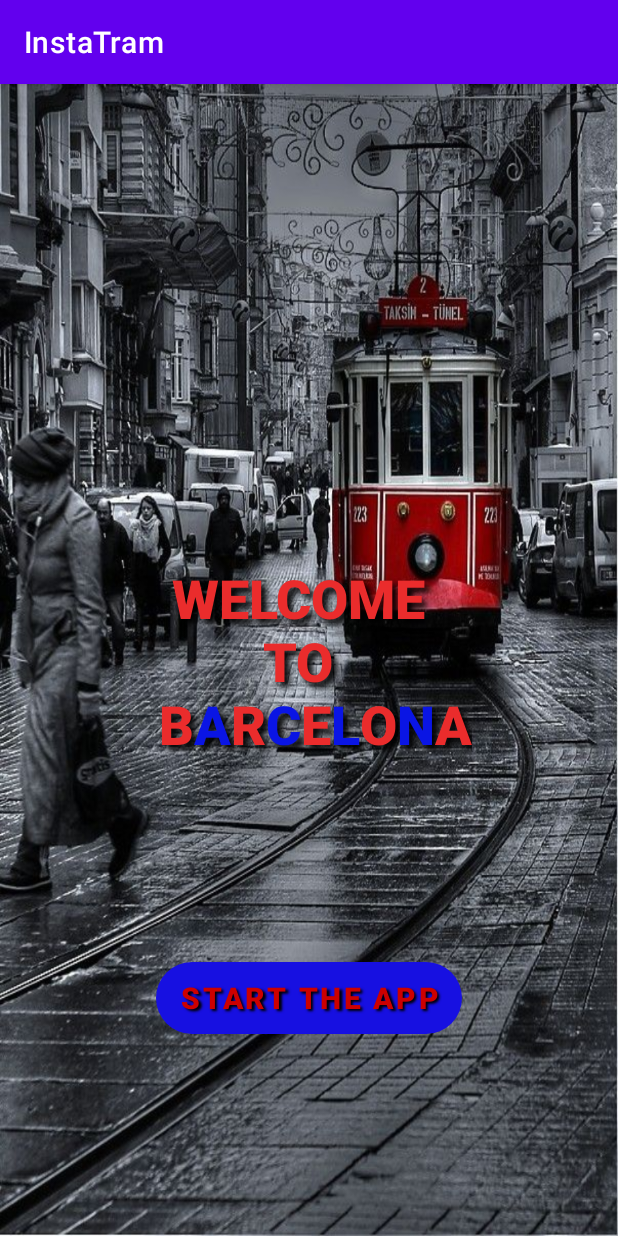
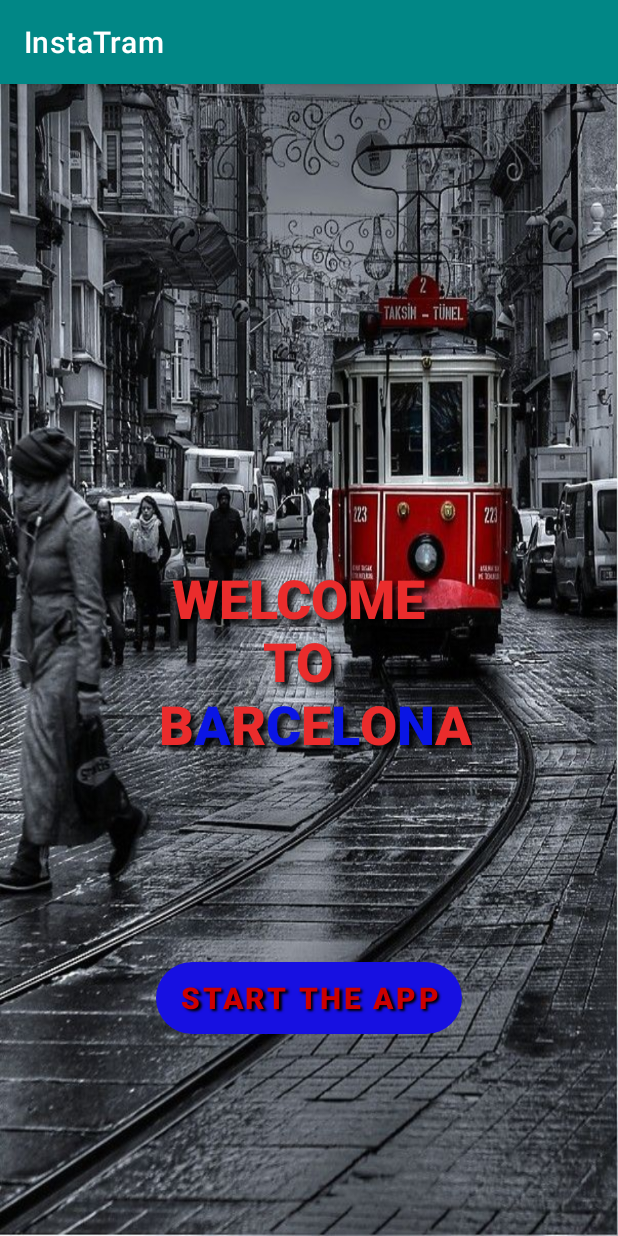
Before and after one commit to Anassdah/InstaTram, an Android app: the screen it shows after launch (MainActivity), on a phone screen of 412 x 824 dp. Run offline under Robolectric (Android 15) with nearby library versions, the phone set to English and light mode, and no system bars.

Commit message:
temporary theme commit

```diff
--- a/app/src/main/res/values/themes.xml
+++ b/app/src/main/res/values/themes.xml
@@ -2,8 +2,8 @@
     <!-- Base application theme. -->
     <style name="Theme.MyApplication" parent="Theme.MaterialComponents.DayNight.DarkActionBar">
         <!-- Primary brand color. -->
-        <item name="colorPrimary">@color/purple_500</item>
-        <item name="colorPrimaryVariant">@color/purple_700</item>
+        <item name="colorPrimary">@color/teal_700</item>
+        <item name="colorPrimaryVariant">@color/black</item>
         <item name="colorOnPrimary">@color/white</item>
         <!-- Secondary brand color. -->
         <item name="colorSecondary">@color/teal_200</item>
```
